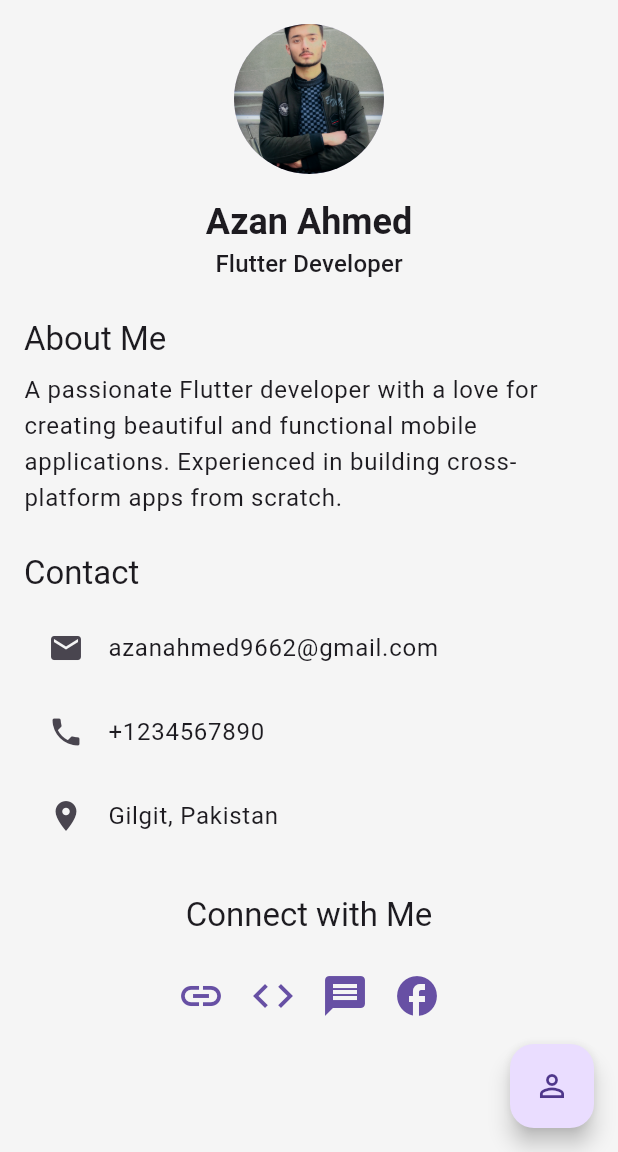
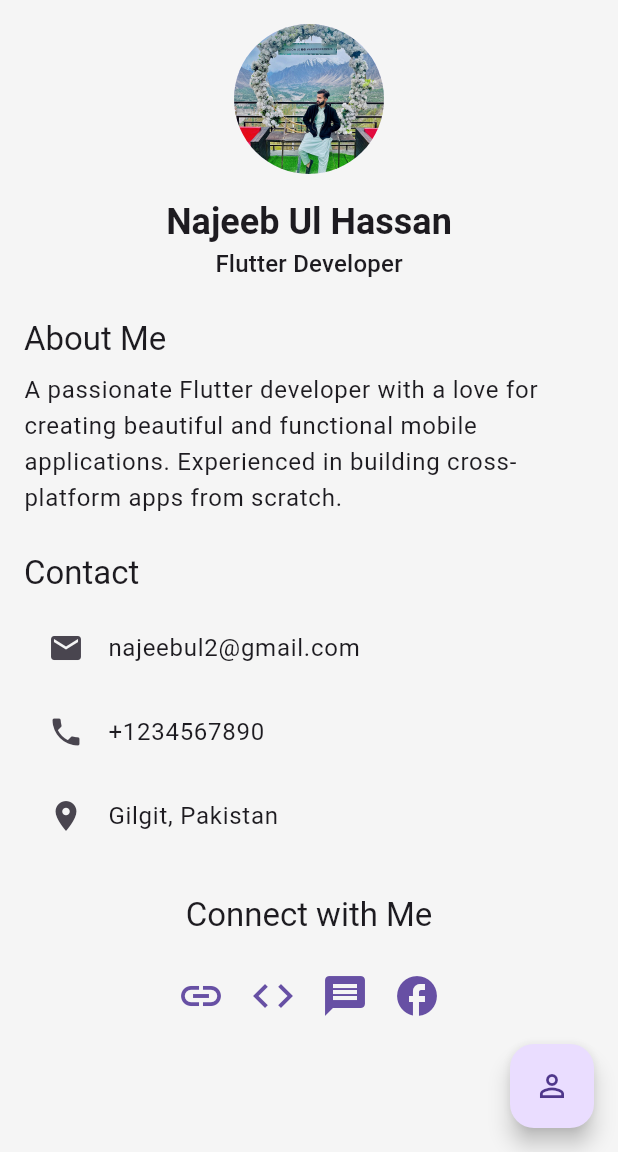
Before and after one commit to Aadi912217/persona, a Flutter app: the ProfileView screen opened by its route, on a phone screen of 412 x 824 dp, the part 84-1236 px from its top. Run offline on Flutter 3.47's test engine with Material 3 defaults, Android fonts, the phone set to English and light mode, and no system bars; our stand-ins replace get, google_fonts.

Commit message:
updated files

```diff
--- a/lib/core/constants/app_constants.dart
+++ b/lib/core/constants/app_constants.dart
@@ -1,5 +1,5 @@
 class AppConstants {
-  static const String email = 'azanahmed9662@gmail.com';
+  static const String email = 'najeebul2@gmail.com';
   static const String phone = '+1234567890';
   static const String location = 'Gilgit, Pakistan';
   static const String githubUrl = 'https://github.com/your_username';
--- a/lib/modules/about/about_controller.dart
+++ b/lib/modules/about/about_controller.dart
@@ -4,7 +4,7 @@ import 'package:my_profile_app/core/constants/app_constants.dart';
 
 class AboutController extends GetxController {
   final profile = ProfileModel(
-    name: 'Your Name',
+    name: 'Najeeb Ul Hassan',
     profession: 'Flutter Developer',
     bio:
         'A passionate Flutter developer with a love for creating beautiful and functional mobile applications. Experienced in building cross-platform apps from scratch.',
--- a/lib/modules/profile/profile_controller.dart
+++ b/lib/modules/profile/profile_controller.dart
@@ -8,7 +8,7 @@ class ProfileController extends GetxController {
   final isDarkMode = false.obs;
 
   final profile = ProfileModel(
-    name: 'Azan Ahmed',
+    name: 'Najeeb Ul Hassan',
     profession: 'Flutter Developer',
     bio:
         'A passionate Flutter developer with a love for creating beautiful and functional mobile applications. Experienced in building cross-platform apps from scratch.',
```
Also changed, not shown: assets/images/image.jpg.
